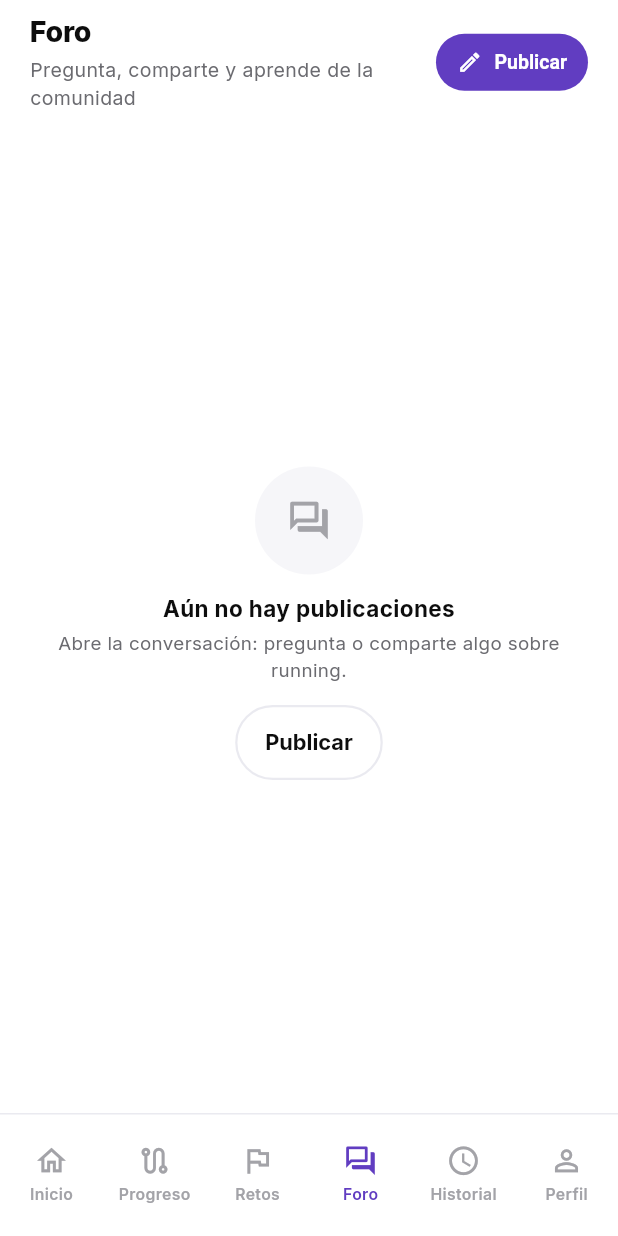
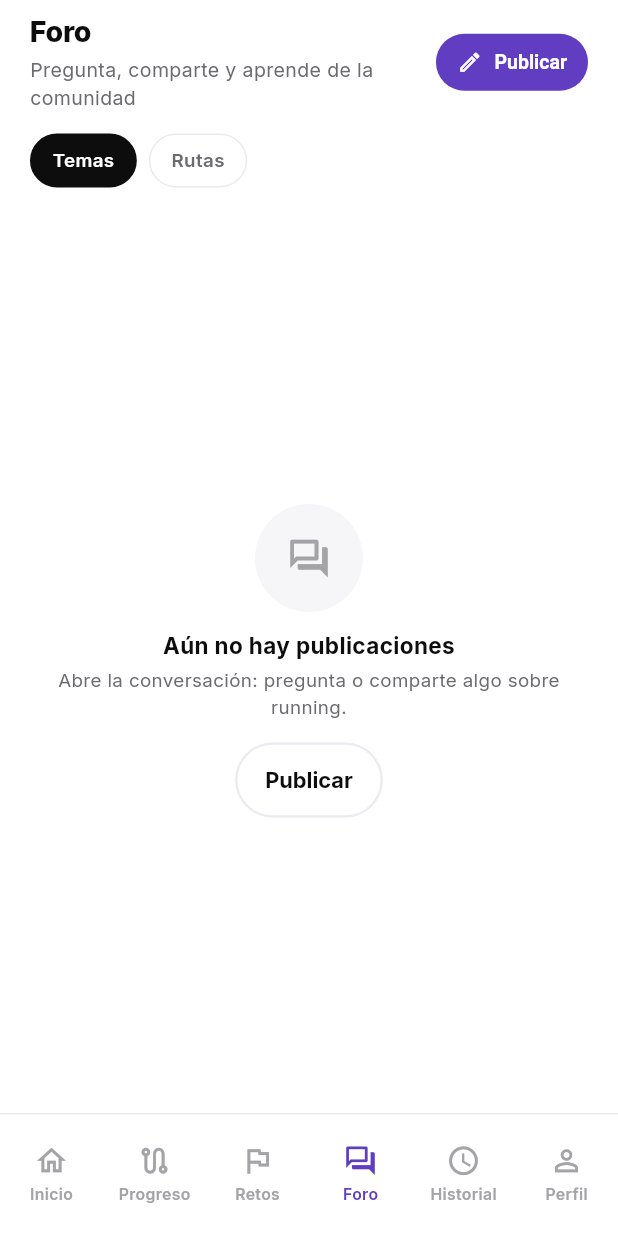
Before and after one commit to aaronHenao/TRAZA, a Flutter app: the ForoScreen screen opened by its route, on a phone screen of 412 x 824 dp. Run offline on Flutter 3.47's test engine with Material 3 defaults, Android fonts, the phone set to English and light mode, and no system bars; our stand-ins replace flutter_map, flutter_riverpod, geolocator, go_router, google_fonts, google_sign_in and 3 more; missing offline and left inert: health; accounts and stored records are empty.

Commit message:
SCRUM-241: las rutas publicadas en su apartado del foro
Un chip Rutas junto a Temas, que es la forma que trae el prototipo con su tira de chips. Van separadas de los temas a proposito: un tema se abre para responderlo y una ruta se mira para ir a correrla, asi que mezcladas en una lista quien busca una ruta iria descartando conversaciones.

Cada tarjeta dice de quien es y de cuando, que es el criterio 4, y cuanto mide. Si no tiene distancia registrada lo dice en vez de callarselo, que es lo que pide el criterio 4 de SCRUM-240. Los km se escriben con el mismo formato que en los retos: se pintan igual en toda la app.

En rutas no se ofrece Publicar, porque una ruta no se escribe en el foro: se publica desde el resumen del entrenamiento que la grabo, y el estado vacio lo explica asi.

La consulta es autoDispose y la lista se puede tirar para refrescar: una ruta aparece cuando el Runner Experto la aprueba, o sea mientras el usuario hacia otra cosa.

La consulta de publicadas y la tarjeta son ya la subtarea 1 de SCRUM-240, asi que esa HU arranca con eso hecho. Las tarjetas todavia no se abren: el detalle de una ruta es suyo.

```diff
--- a/lib/screens/foro/foro_screen.dart
+++ b/lib/screens/foro/foro_screen.dart
@@ -5,13 +5,31 @@ import 'package:go_router/go_router.dart';
 import '../../models/publicacion_foro.dart';
 import '../../services/foro_provider.dart';
 import '../../services/reloj_provider.dart';
+import '../../services/rutas_provider.dart';
 import '../../theme/app_colors.dart';
 import '../../theme/app_dimens.dart';
 import '../../widgets/ancho_contenido.dart';
+import '../../widgets/chip_filtro.dart';
 import '../../widgets/estado_vacio.dart';
 import '../../widgets/tarjeta_publicacion.dart';
+import '../../widgets/tarjeta_ruta.dart';
 import 'detalle_publicacion_screen.dart';
 import 'nueva_publicacion_screen.dart';
+
+/// Las dos caras del foro.
+///
+/// Las rutas son publicaciones de la comunidad como los temas, pero no se
+/// leen igual: un tema se abre para responderlo y una ruta se mira para ir a
+/// correrla. Mezcladas en una sola lista, quien busca una ruta tendría que
+/// ir descartando conversaciones.
+enum SeccionForo {
+  temas('Temas'),
+  rutas('Rutas');
+
+  const SeccionForo(this.etiqueta);
+
+  final String etiqueta;
+}
 
 /// El foro de la comunidad (SCRUM-346): lo que publican los corredores, de lo
 /// más reciente a lo más antiguo, con su autor y su fecha.
@@ -27,6 +45,9 @@ class ForoScreen extends ConsumerStatefulWidget {
   static const claveNueva = Key('foro-nueva-publicacion');
   static const claveNuevas = Key('foro-publicaciones-nuevas');
 
+  static Key claveSeccion(SeccionForo seccion) =>
+      Key('foro-seccion-${seccion.name}');
+
   static String textoNuevas(int cuantas) =>
       cuantas == 1 ? '1 publicación nueva' : '$cuantas publicaciones nuevas';
 
@@ -36,6 +57,8 @@ class ForoScreen extends ConsumerStatefulWidget {
 
 class _ForoScreenState extends ConsumerState<ForoScreen> {
   final _desplazamiento = ScrollController();
+
+  SeccionForo _seccion = SeccionForo.temas;
 
   @override
   void dispose() {
@@ -80,7 +103,17 @@ class _ForoScreenState extends ConsumerState<ForoScreen> {
           child: Column(
             crossAxisAlignment: CrossAxisAlignment.start,
             children: [
-              _Cabecera(onNueva: nueva),
+              // Publicar un tema solo se ofrece en los temas: una ruta no
+              // se escribe aquí, se publica desde el resumen del
+              // entrenamiento que la grabó.
+              _Cabecera(onNueva: _seccion == SeccionForo.temas ? nueva : null),
+              _Secciones(
+                actual: _seccion,
+                onCambiar: (seccion) => setState(() => _seccion = seccion),
+              ),
+              if (_seccion == SeccionForo.rutas)
+                const Expanded(child: _Rutas())
+              else
                 Expanded(
                   child: Stack(
                     children: [
@@ -107,13 +140,16 @@ class _ForoScreenState extends ConsumerState<ForoScreen> {
                             AsyncError() => EstadoVacio(
                               icono: Icons.cloud_off_outlined,
                               titulo: 'No pudimos cargar el foro',
-                            detalle: 'Revisa tu conexión e inténtalo de nuevo.',
+                              detalle:
+                                  'Revisa tu conexión e inténtalo de nuevo.',
                               accion: OutlinedButton(
                                 onPressed: recargar,
                                 child: const Text('Reintentar'),
                               ),
                             ),
-                          _ => const Center(child: CircularProgressIndicator()),
+                            _ => const Center(
+                              child: CircularProgressIndicator(),
+                            ),
                           },
                         ),
                       ),
@@ -213,7 +249,8 @@ class _AvisoNuevas extends StatelessWidget {
 class _Cabecera extends StatelessWidget {
   const _Cabecera({required this.onNueva});
 
-  final VoidCallback onNueva;
+  /// Null en el apartado de rutas, donde no hay nada que redactar.
+  final VoidCallback? onNueva;
 
   @override
   Widget build(BuildContext context) {
@@ -247,10 +284,11 @@ class _Cabecera extends StatelessWidget {
               ],
             ),
           ),
+          if (onNueva case final publicar?) ...[
             const SizedBox(width: AppSpacing.sm),
             FilledButton.icon(
               key: ForoScreen.claveNueva,
-            onPressed: onNueva,
+              onPressed: publicar,
               style: FilledButton.styleFrom(
                 minimumSize: const Size(0, 38),
                 padding: const EdgeInsets.symmetric(horizontal: 14),
@@ -263,7 +301,94 @@ class _Cabecera extends StatelessWidget {
               label: const Text('Publicar'),
             ),
           ],
+        ],
       ),
+    );
+  }
+}
+
+/// La tira de chips que elige qué parte del foro se está mirando.
+class _Secciones extends StatelessWidget {
+  const _Secciones({required this.actual, required this.onCambiar});
+
+  final SeccionForo actual;
+  final void Function(SeccionForo seccion) onCambiar;
+
+  @override
+  Widget build(BuildContext context) {
+    return Padding(
+      padding: const EdgeInsets.fromLTRB(
+        AppSpacing.lg,
+        0,
+        AppSpacing.lg,
+        AppSpacing.md,
+      ),
+      child: Wrap(
+        spacing: AppSpacing.sm,
+        children: [
+          for (final seccion in SeccionForo.values)
+            ChipFiltro(
+              key: ForoScreen.claveSeccion(seccion),
+              texto: seccion.etiqueta,
+              activo: seccion == actual,
+              onTap: () => onCambiar(seccion),
+            ),
+        ],
+      ),
+    );
+  }
+}
+
+/// Las rutas que la comunidad ya puede usar (SCRUM-241).
+///
+/// Cada una dice quién la publicó y cuándo, que es lo que pide el criterio 4,
+/// y cuánto mide. Todavía no se abren: el detalle de una ruta es de
+/// SCRUM-240.
+class _Rutas extends ConsumerWidget {
+  const _Rutas();
+
+  @override
+  Widget build(BuildContext context, WidgetRef ref) {
+    final rutas = ref.watch(rutasPublicadasProvider);
+    final ahora = ref.read(relojProvider)();
+
+    return RefreshIndicator(
+      onRefresh: () async => ref.invalidate(rutasPublicadasProvider),
+      child: switch (rutas) {
+        AsyncData(value: final lista) when lista.isEmpty => const EstadoVacio(
+          icono: Icons.route_outlined,
+          titulo: 'Todavía no hay rutas publicadas',
+          detalle:
+              'Cuando termines un entrenamiento, publica su recorrido desde '
+              'el resumen para que la comunidad pueda seguirlo.',
+        ),
+        AsyncData(value: final lista) => ListView.separated(
+          physics: const AlwaysScrollableScrollPhysics(),
+          padding: const EdgeInsets.fromLTRB(
+            AppSpacing.lg,
+            0,
+            AppSpacing.lg,
+            AppSpacing.xl,
+          ),
+          itemCount: lista.length,
+          separatorBuilder: (_, _) => const SizedBox(height: AppSpacing.md),
+          itemBuilder: (_, i) => TarjetaRuta(
+            key: TarjetaRuta.claveDe(lista[i].id),
+            ruta: lista[i],
+            ahora: ahora,
+          ),
+        ),
+        AsyncError() => EstadoVacio(
+          icono: Icons.cloud_off_outlined,
+          titulo: 'No pudimos cargar las rutas',
+          detalle: 'Revisa tu conexión e inténtalo de nuevo.',
+          accion: OutlinedButton(
+            onPressed: () => ref.invalidate(rutasPublicadasProvider),
+            child: const Text('Reintentar'),
+          ),
+        ),
+        _ => const Center(child: CircularProgressIndicator()),
+      },
     );
   }
 }
```
Also changed, not shown: lib/services/rutas_provider.dart (+9 -0 lines), lib/services/rutas_service.dart (+25 -0 lines), lib/widgets/tarjeta_ruta.dart (added, +118 -0 lines). Lines whose indentation alone changed are shown as unchanged.
